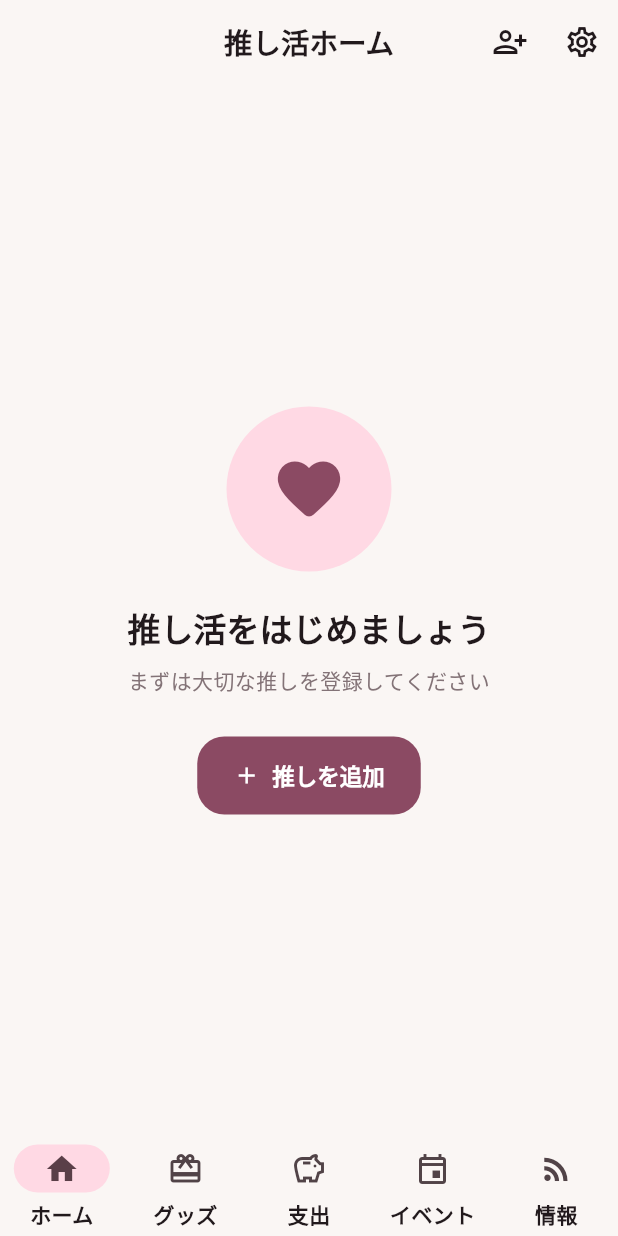
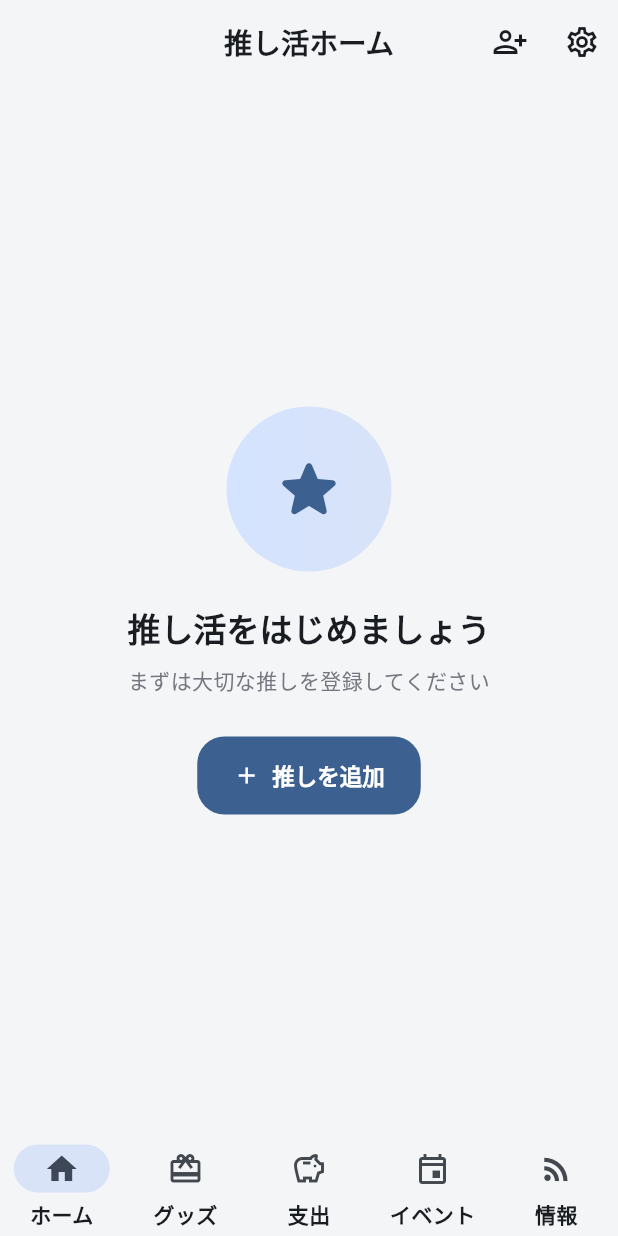
Before and after one commit to ChibaYuya33/OshikatsuApp, a Flutter app: the screen it shows after launch, on a phone screen of 412 x 824 dp. Run offline on Flutter 3.47's test engine with Material 3 defaults, Android fonts, the phone set to English and light mode, and no system bars; our stand-ins replace dio, file_picker, fl_chart, flutter_local_notifications, flutter_riverpod, image_picker and 4 more; Roboto replaces fonts that are missing (ZenKakuGothicNew, ZenMaruGothic).

Commit message:
UIを中性的に調整＋iOS PWAでボタンが効かない不具合を修正
- PWA不具合修正: index.htmlのblack-translucent/viewport-fit=coverを撤去。
  iOSホーム画面アプリ(standalone)でタッチ座標がずれてボタンが反応しない問題に対応
- 既定アクセントをピンク→ニュートラルなネイビーに変更(推し色カスタムは維持)
- 見出しフォントを丸ゴシック→角ゴシックに統一、背景を中性的なグレーに
- 推し色プリセット/グラフ配色を寒色・中性色中心のバランスに刷新
- ハートのアイコンをスター/人物アイコンへ置換

Co-Authored-By: Claude Opus 4.8 <noreply@anthropic.com>
Claude-Session: https://claude.ai/code/session_016hRaMbxyLKU3TVqd6rZxQM

```diff
--- a/lib/core/state/app_providers.dart
+++ b/lib/core/state/app_providers.dart
@@ -221,6 +221,6 @@ final oshiMapProvider = Provider<Map<String, Oshi>>((ref) {
   return {for (final o in data.oshis) o.id: o};
 });
 
-/// 推し色 (選択中の推しが無ければ既定のピンク)。
+/// 推し色 (選択中の推しが無ければ既定のニュートラルなネイビー)。
 Color resolveSeedColor(Oshi? oshi) =>
-    oshi != null ? Color(oshi.themeColor) : const Color(0xFFFF6FA5);
+    oshi != null ? Color(oshi.themeColor) : const Color(0xFF44597A);
--- a/lib/core/theme/app_theme.dart
+++ b/lib/core/theme/app_theme.dart
@@ -1,19 +1,19 @@
 import 'package:flutter/material.dart';
 
-/// 推し色 (seed) から「大人可愛い・くすみ」テイストのテーマを生成する。
+/// 推し色 (seed) から、男女問わず使えるニュートラルで上品なテーマを生成する。
 class AppTheme {
-  // 同梱フォント(オフライン対応)。見出し=丸ゴシック、本文=角ゴシック。
-  static const String _fontHeading = 'ZenMaruGothic';
+  // 同梱フォント(オフライン対応)。見出し・本文ともクセのない角ゴシックで統一。
+  static const String _fontHeading = 'ZenKakuGothicNew';
   static const String _fontBody = 'ZenKakuGothicNew';
 
   static ThemeData light(Color seed) => _build(seed, Brightness.light);
   static ThemeData dark(Color seed) => _build(seed, Brightness.dark);
 
-  // 温かみのある背景(真っ白を避ける)。
-  static const Color _lightBg = Color(0xFFFAF6F4);
+  // ニュートラルな背景(やや寒色寄りのグレー。真っ白を避ける)。
+  static const Color _lightBg = Color(0xFFF4F5F7);
   static const Color _lightCard = Color(0xFFFFFFFF);
-  static const Color _darkBg = Color(0xFF1A1617);
-  static const Color _darkCard = Color(0xFF241F21);
+  static const Color _darkBg = Color(0xFF15181E);
+  static const Color _darkCard = Color(0xFF1F242C);
 
   static ThemeData _build(Color seed, Brightness brightness) {
     final isLight = brightness == Brightness.light;
@@ -145,7 +145,7 @@ class AppTheme {
   }
 
   static TextTheme _textTheme(TextTheme baseText, ColorScheme scheme) {
-    // 本文は Zen Kaku Gothic New、見出しは Zen Maru Gothic(丸み・上品)。
+    // 見出し・本文とも Zen Kaku Gothic New(ニュートラルな角ゴシック)で統一。
     final body = baseText.apply(fontFamily: _fontBody);
     TextStyle? maru(TextStyle? s, FontWeight w) =>
         s?.copyWith(fontFamily: _fontHeading, fontWeight: w);
@@ -170,29 +170,29 @@ class AppTheme {
     return hsl.withSaturation(s).withLightness(l).toColor();
   }
 
-  /// グラフ用のくすみパレット。
+  /// グラフ用のニュートラルパレット(寒色・中性色を中心に)。
   static const List<Color> mutedChartColors = [
-    Color(0xFFD8989E), // くすみローズ
-    Color(0xFFCBA06E), // くすみマスタード
-    Color(0xFF9FB3A6), // セージ
-    Color(0xFF93A7C0), // ダスティブルー
-    Color(0xFFB6A0C2), // くすみラベンダー
-    Color(0xFFCBA59A), // テラコッタ
+    Color(0xFF5B7AA8), // スレートブルー
+    Color(0xFF5E9C8E), // ティールグリーン
+    Color(0xFFC2A35A), // マスタード
+    Color(0xFF8E7CB0), // インディゴグレー
+    Color(0xFF8A99A8), // グレーブルー
+    Color(0xFFC08A7A), // テラコッタ
   ];
 
-  /// 推し色プリセット(くすみ12色・大人可愛い)。
+  /// 推し色プリセット(12色・男女問わず使える中性〜寒色を中心にバランス)。
   static const List<Color> presetColors = [
-    Color(0xFFE0A3AC), // くすみピンク
-    Color(0xFFD98C9A), // ローズ
-    Color(0xFFCB8E7E), // テラコッタ
-    Color(0xFFD3A86E), // くすみマスタード
-    Color(0xFFC9B27E), // ベージュゴールド
-    Color(0xFFA7BB97), // セージ
-    Color(0xFF8FB7A8), // くすみミント
-    Color(0xFF8FAAC0), // ダスティブルー
-    Color(0xFF9D9BC4), // くすみラベンダー
-    Color(0xFFB594BC), // モーブパープル
-    Color(0xFFC58FAE), // くすみマゼンタ
-    Color(0xFFAD9A8C), // グレージュ
+    Color(0xFF44597A), // ネイビー
+    Color(0xFF4F7CAC), // スチールブルー
+    Color(0xFF3FA39B), // ティール
+    Color(0xFF5C9A6A), // フォレストグリーン
+    Color(0xFF7E8CA0), // スレートグレー
+    Color(0xFF8E7CB0), // インディゴ
+    Color(0xFFC2A35A), // マスタード
+    Color(0xFFCB7A4E), // テラコッタオレンジ
+    Color(0xFF9C5A5A), // バーガンディ
+    Color(0xFF6D7A52), // オリーブ
+    Color(0xFF4A4F5C), // チャコール
+    Color(0xFFC58FAE), // くすみピンク(推し色として選べる)
   ];
 }
--- a/lib/features/goods/goods_list_screen.dart
+++ b/lib/features/goods/goods_list_screen.dart
@@ -146,7 +146,7 @@ class _GoodsListScreenState extends ConsumerState<GoodsListScreen> {
     return Scaffold(
       appBar: AppBar(title: const Text('グッズ')),
       body: EmptyState(
-        icon: Icons.favorite_border,
+        icon: Icons.star_outline_rounded,
         message: 'まず推しを登録しましょう',
         hint: 'グッズは推しごとに管理します',
       ),
--- a/lib/features/home/home_screen.dart
+++ b/lib/features/home/home_screen.dart
@@ -77,7 +77,7 @@ class HomeScreen extends ConsumerWidget {
                   ],
                 ),
               ),
-              child: Icon(Icons.favorite_rounded,
+              child: Icon(Icons.star_rounded,
                   size: 50, color: scheme.primary),
             ),
             const SizedBox(height: 24),
@@ -297,7 +297,7 @@ class HomeScreen extends ConsumerWidget {
       ),
       child: Row(
         children: [
-          Icon(Icons.favorite_outline,
+          Icon(Icons.people_alt_outlined,
               color: Theme.of(context).colorScheme.primary),
           const SizedBox(width: 14),
           const Expanded(
--- a/lib/features/oshi/oshi_edit_screen.dart
+++ b/lib/features/oshi/oshi_edit_screen.dart
@@ -150,7 +150,7 @@ class _OshiEditScreenState extends ConsumerState<OshiEditScreen> {
               controller: _name,
               decoration: const InputDecoration(
                 labelText: '推しの名前 *',
-                prefixIcon: Icon(Icons.favorite_outline),
+                prefixIcon: Icon(Icons.person_outline),
               ),
               validator: (v) =>
                   (v == null || v.trim().isEmpty) ? '名前を入力してください' : null,
--- a/lib/features/oshi/oshi_list_screen.dart
+++ b/lib/features/oshi/oshi_list_screen.dart
@@ -29,7 +29,7 @@ class OshiListScreen extends ConsumerWidget {
       ),
       body: oshis.isEmpty
           ? const EmptyState(
-              icon: Icons.favorite_border,
+              icon: Icons.star_outline_rounded,
               message: '推しを登録しましょう',
               hint: '右下のボタンから最初の推しを追加できます',
             )
--- a/lib/shared/widgets/oshi_picker.dart
+++ b/lib/shared/widgets/oshi_picker.dart
@@ -20,7 +20,7 @@ class OshiDropdown extends StatelessWidget {
       initialValue: selectedId,
       decoration: const InputDecoration(
         labelText: '推し *',
-        prefixIcon: Icon(Icons.favorite_outline),
+        prefixIcon: Icon(Icons.person_outline),
       ),
       items: oshis
           .map((o) => DropdownMenuItem(
```
Also changed, not shown: 1 other file.
